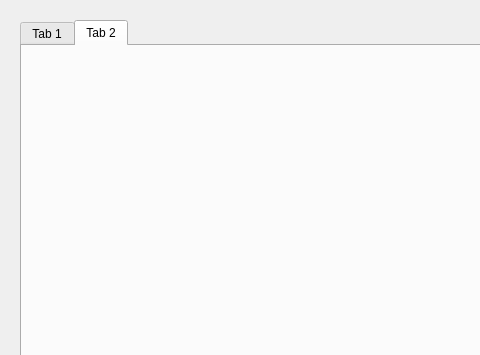
Qt form src/view/manager/manager.ui (ddmoyu/moyu) before a commit; both pictures show x 0 to 480 and y 0 to 355 of the 996 by 547 pixel window.
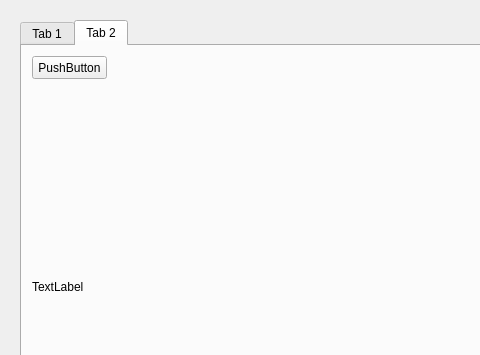
The same form after that commit.

Commit message: feat: test https success

Patch:
```diff
--- a/src/view/manager/manager.ui
+++ b/src/view/manager/manager.ui
@@ -31,6 +31,32 @@
          <attribute name="title">
           <string>Tab 2</string>
          </attribute>
+         <widget class="QLabel" name="lb_test_image">
+          <property name="geometry">
+           <rect>
+            <x>10</x>
+            <y>50</y>
+            <width>261</width>
+            <height>381</height>
+           </rect>
+          </property>
+          <property name="text">
+           <string>TextLabel</string>
+          </property>
+         </widget>
+         <widget class="QPushButton" name="btn_test_image">
+          <property name="geometry">
+           <rect>
+            <x>10</x>
+            <y>10</y>
+            <width>75</width>
+            <height>23</height>
+           </rect>
+          </property>
+          <property name="text">
+           <string>PushButton</string>
+          </property>
+         </widget>
         </widget>
        </widget>
       </item>
```
Left out of the diff: 13 changed lines with no effect on the pictures. The commit also changes 5 other files.
